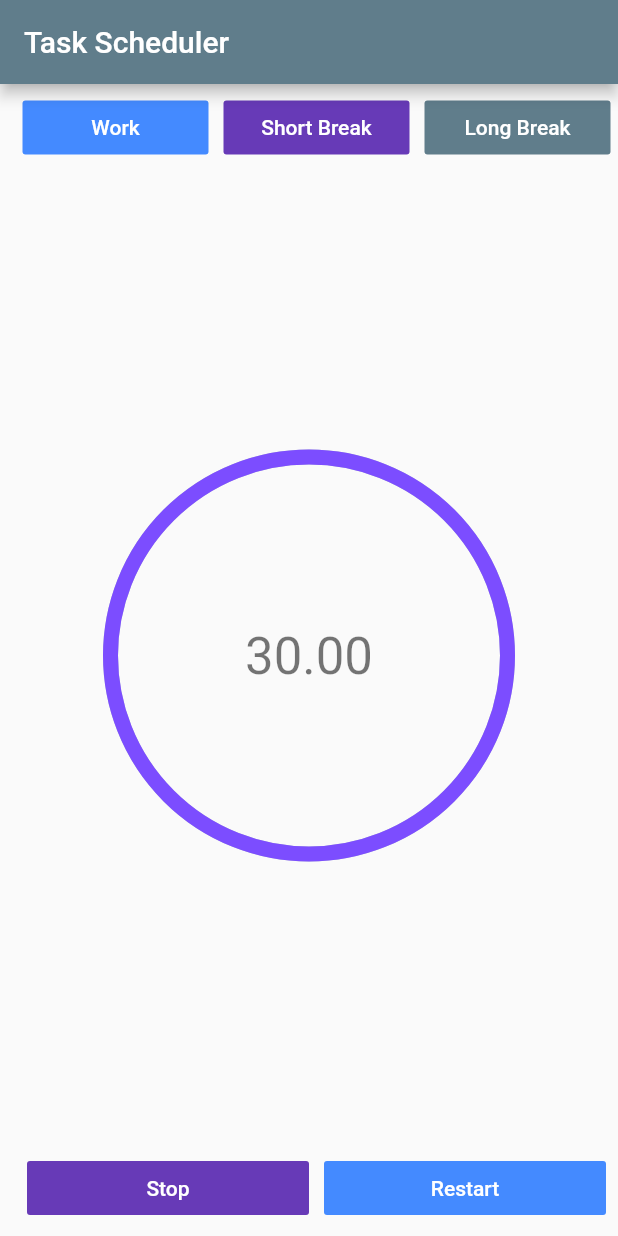
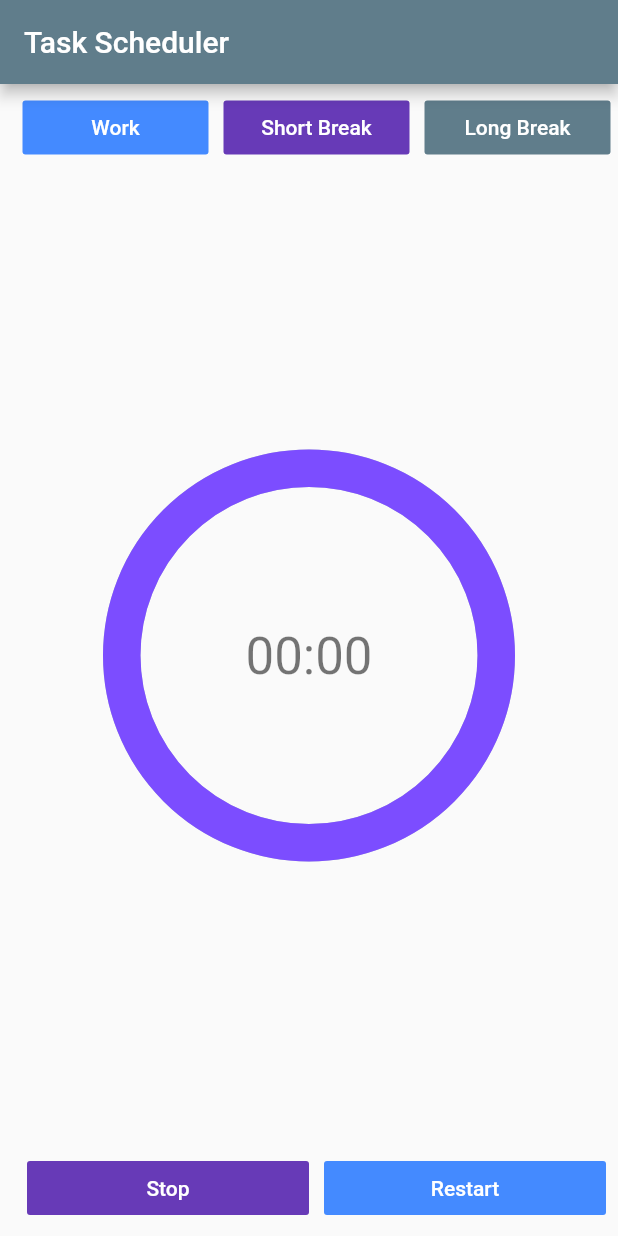
Before and after one commit to Wil-Wena/Productivity-App, a Flutter app: the first screen one second after launch, on a phone screen of 412 x 824 dp. Run offline on Flutter 3.47's test engine with Material 2 defaults, Android fonts, the phone set to English and light mode, and no system bars; drawn by our look-alikes of percent_indicator.

Commit message:
Timer feature done

```diff
--- a/lib/Pages/TimeHomePage.dart
+++ b/lib/Pages/TimeHomePage.dart
@@ -1,15 +1,18 @@
 import 'package:flutter/material.dart';
 import 'package:percent_indicator/circular_percent_indicator.dart';
 import 'package:productivity_timer/main.dart';
+import 'package:productivity_timer/models/timemodel.dart';
 import 'package:productivity_timer/widgets/ProductivityButton.dart';
+import 'package:productivity_timer/models/timer.dart';
 
 class TimerHomePage extends StatelessWidget {
   final Padding defaultPadding = const Padding(padding: EdgeInsets.all(5.0));
-
-  const TimerHomePage({Key? key}) : super(key: key);
-
+  final CountDownTimer timer = CountDownTimer();
+  TimerHomePage({Key? key}) : super(key: key);
   @override
   Widget build(BuildContext context) {
+    timer.startWork(); //Called to main screen when it loads.
+
     return SafeArea(
       child: Scaffold(
           appBar: AppBar(
@@ -53,17 +56,27 @@ class TimerHomePage extends StatelessWidget {
                   const Spacer(),
                   Padding(
                     padding: const EdgeInsets.all(15.0),
-                    child: Expanded(
+                    child: StreamBuilder(
+                        initialData: '00:00',
+                        stream: timer.stream(),
+                        builder:
+                            (BuildContext context, AsyncSnapshot snapshot) {
+                          TimerModel timer = (snapshot.data == '00:00')
+                              ? TimerModel('00:00', 1)
+                              : snapshot.data;
+                          return Expanded(
                               child: CircularPercentIndicator(
                             radius: availableWidth / 3,
-                      lineWidth: 10.0,
+                            lineWidth: 25.0,
+                            animation: true,
                             percent: 1,
                             center: Text(
-                        "30.00",
+                              timer.time,
                               style: Theme.of(context).textTheme.headline4,
                             ),
                             progressColor: Colors.deepPurpleAccent,
-                    )),
+                          ));
+                        }),
                   ),
                   const Spacer(),
                   Padding(
@@ -76,7 +89,8 @@ class TimerHomePage extends StatelessWidget {
                             color: Colors.deepPurple,
                             text: 'Stop',
                             size: 40.0,
-                              onPressed: emptyMethod),
+                            onPressed: emptyMethod,
+                          ),
                         ),
                         defaultPadding,
                         const Expanded(
@@ -84,7 +98,8 @@ class TimerHomePage extends StatelessWidget {
                             color: Colors.blueAccent,
                             text: 'Restart',
                             size: 40.0,
-                              onPressed: emptyMethod),
+                            onPressed: emptyMethod,
+                          ),
                         ),
                       ],
                     ),
--- a/lib/main.dart
+++ b/lib/main.dart
@@ -1,20 +1,19 @@
 import 'package:flutter/material.dart';
+import 'package:productivity_timer/models/timer.dart';
 
 import 'Pages/TimeHomePage.dart';
 
 void main() {
-  runApp(const MyApp());
+  runApp(MyApp());
 }
 
 class MyApp extends StatelessWidget {
-  const MyApp({Key? key}) : super(key: key);
+  MyApp({Key? key}) : super(key: key);
 
-  // This widget is the root of your application.
   @override
   Widget build(BuildContext context) {
     return MaterialApp(
       debugShowCheckedModeBanner: false,
-      title: 'Flutter Demo',
       theme: ThemeData(
         primarySwatch: Colors.blueGrey,
       ),
--- a/lib/models/timemodel.dart
+++ b/lib/models/timemodel.dart
@@ -1,4 +1,6 @@
 class TimerModel {
-  String? time;
-  double? percent;
+  String time;
+  double percent;
+
+  TimerModel(this.time, this.percent);
 }
```
Also changed, not shown: lib/models/timer.dart (+39 -6 lines), lib/widgets/Expanded.dart (deleted, +0 -8 lines), 1 other file. Lines whose indentation alone changed are shown as unchanged.
